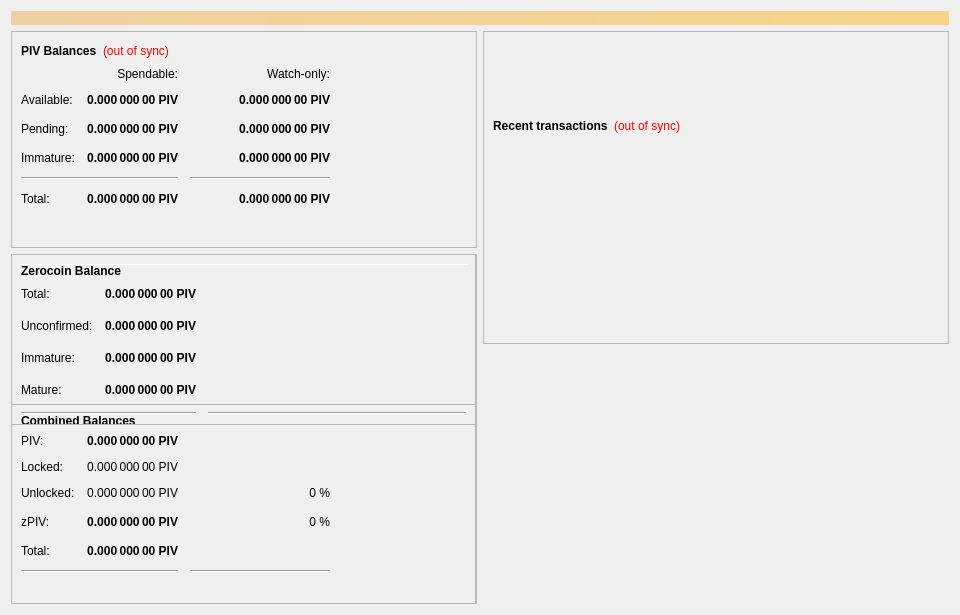
First picture: the form in src/qt/forms/overviewpage.ui, repository EULO-Project/EULO, before the edit.
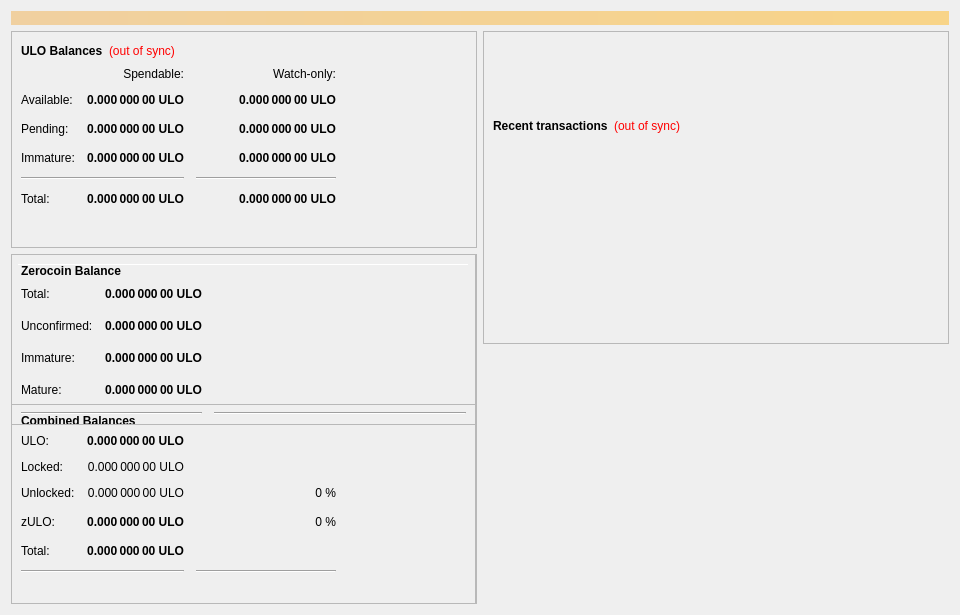
Second picture: the form after the edit.

```diff
--- a/src/qt/forms/overviewpage.ui
+++ b/src/qt/forms/overviewpage.ui
@@ -60,7 +60,7 @@
                </font>
               </property>
               <property name="text">
-               <string>PIV Balances</string>
+               <string>ULO Balances</string>
               </property>
              </widget>
             </item>
@@ -118,7 +118,7 @@
                <string>Unconfirmed transactions to watch-only addresses</string>
               </property>
               <property name="text">
-               <string notr="true">0.000 000 00 PIV</string>
+               <string notr="true">0.000 000 00 ULO</string>
               </property>
               <property name="alignment">
                <set>Qt::AlignRight|Qt::AlignTrailing|Qt::AlignVCenter</set>
@@ -143,7 +143,7 @@
                <string>Total of transactions that have yet to be confirmed, and do not yet count toward the spendable balance</string>
               </property>
               <property name="text">
-               <string notr="true">0.000 000 00 PIV</string>
+               <string notr="true">0.000 000 00 ULO</string>
               </property>
               <property name="alignment">
                <set>Qt::AlignRight|Qt::AlignTrailing|Qt::AlignVCenter</set>
@@ -168,7 +168,7 @@
                <string>Staked or masternode rewards in watch-only addresses that has not yet matured</string>
               </property>
               <property name="text">
-               <string notr="true">0.000 000 00 PIV</string>
+               <string notr="true">0.000 000 00 ULO</string>
               </property>
               <property name="alignment">
                <set>Qt::AlignRight|Qt::AlignTrailing|Qt::AlignVCenter</set>
@@ -226,7 +226,7 @@
                <string>Staked or masternode rewards that has not yet matured</string>
               </property>
               <property name="text">
-               <string notr="true">0.000 000 00 PIV</string>
+               <string notr="true">0.000 000 00 ULO</string>
               </property>
               <property name="alignment">
                <set>Qt::AlignRight|Qt::AlignTrailing|Qt::AlignVCenter</set>
@@ -271,7 +271,7 @@
                <string>Your current total balance</string>
               </property>
               <property name="text">
-               <string notr="true">0.000 000 00 PIV</string>
+               <string notr="true">0.000 000 00 ULO</string>
               </property>
               <property name="alignment">
                <set>Qt::AlignRight|Qt::AlignTrailing|Qt::AlignVCenter</set>
@@ -296,7 +296,7 @@
                <string>Current total balance in watch-only addresses</string>
               </property>
               <property name="text">
-               <string notr="true">0.000 000 00 PIV</string>
+               <string notr="true">0.000 000 00 ULO</string>
               </property>
               <property name="alignment">
                <set>Qt::AlignRight|Qt::AlignTrailing|Qt::AlignVCenter</set>
@@ -338,7 +338,7 @@
                <string>Your current spendable balance</string>
               </property>
               <property name="text">
-               <string notr="true">0.000 000 00 PIV</string>
+               <string notr="true">0.000 000 00 ULO</string>
               </property>
               <property name="alignment">
                <set>Qt::AlignRight|Qt::AlignTrailing|Qt::AlignVCenter</set>
@@ -363,7 +363,7 @@
                <string>Your current balance in watch-only addresses</string>
               </property>
               <property name="text">
-               <string notr="true">0.000 000 00 PIV</string>
+               <string notr="true">0.000 000 00 ULO</string>
               </property>
               <property name="alignment">
                <set>Qt::AlignRight|Qt::AlignTrailing|Qt::AlignVCenter</set>
@@ -963,7 +963,7 @@
                 <string>Total of transactions that have yet to be confirmed, and do not yet count toward the spendable balance</string>
                </property>
                <property name="text">
-                <string notr="true">0.000 000 00 PIV</string>
+                <string notr="true">0.000 000 00 ULO</string>
                </property>
                <property name="alignment">
                 <set>Qt::AlignRight|Qt::AlignTrailing|Qt::AlignVCenter</set>
@@ -988,7 +988,7 @@
                 <string>Total Balance, including unconfirmed and immature coins.</string>
                </property>
                <property name="text">
-                <string notr="true">0.000 000 00 PIV</string>
+                <string notr="true">0.000 000 00 ULO</string>
                </property>
                <property name="alignment">
                 <set>Qt::AlignRight|Qt::AlignTrailing|Qt::AlignVCenter</set>
@@ -1021,7 +1021,7 @@
              <item row="1" column="0">
               <widget class="QLabel" name="labelBalanceTextz">
                <property name="text">
-                <string>PIV:</string>
+                <string>ULO:</string>
                </property>
               </widget>
              </item>
@@ -1040,7 +1040,7 @@
                 <string>Your current spendable balance</string>
                </property>
                <property name="text">
-                <string notr="true">0.000 000 00 PIV</string>
+                <string notr="true">0.000 000 00 ULO</string>
                </property>
                <property name="alignment">
                 <set>Qt::AlignRight|Qt::AlignTrailing|Qt::AlignVCenter</set>
@@ -1056,7 +1056,7 @@
                 <string/>
                </property>
                <property name="text">
-                <string>zPIV:</string>
+                <string>zULO:</string>
                </property>
               </widget>
              </item>
@@ -1090,7 +1090,7 @@
                 <string>Locked PIV or Masternode collaterals. These are excluded from zPIV minting.</string>
                </property>
                <property name="text">
-                <string>0.000 000 00 PIV</string>
+                <string>0.000 000 00 ULO</string>
                </property>
                <property name="alignment">
                 <set>Qt::AlignRight|Qt::AlignTrailing|Qt::AlignVCenter</set>
@@ -1123,7 +1123,7 @@
                 <string>Unlocked PIVs. These can be used for zPIV minting.</string>
                </property>
                <property name="text">
-                <string>0.000 000 00 PIV</string>
+                <string>0.000 000 00 ULO</string>
                </property>
                <property name="alignment">
                 <set>Qt::AlignRight|Qt::AlignTrailing|Qt::AlignVCenter</set>
@@ -1234,7 +1234,7 @@
                 <string>All available zPIV, unconfirmed and immature zPIV included.</string>
                </property>
                <property name="text">
-                <string notr="true">0.000 000 00 PIV</string>
+                <string notr="true">0.000 000 00 ULO</string>
                </property>
                <property name="alignment">
                 <set>Qt::AlignRight|Qt::AlignTrailing|Qt::AlignVCenter</set>
@@ -1312,7 +1312,7 @@
 These zPIV are spendable.</string>
                </property>
                <property name="text">
-                <string>0.000 000 00 PIV</string>
+                <string>0.000 000 00 ULO</string>
                </property>
                <property name="alignment">
                 <set>Qt::AlignRight|Qt::AlignTrailing|Qt::AlignVCenter</set>
@@ -1343,7 +1343,7 @@
 Immature: confirmed, but less than 3 mints of the same denomination after it was minted</string>
                </property>
                <property name="text">
-                <string>0.000 000 00 PIV</string>
+                <string>0.000 000 00 ULO</string>
                </property>
                <property name="alignment">
                 <set>Qt::AlignRight|Qt::AlignTrailing|Qt::AlignVCenter</set>
@@ -1387,7 +1387,7 @@
 Immature: confirmed, but less than 3 mints of the same denomination after it was minted</string>
                </property>
                <property name="text">
-                <string>0.000 000 00 PIV</string>
+                <string>0.000 000 00 ULO</string>
                </property>
                <property name="alignment">
                 <set>Qt::AlignRight|Qt::AlignTrailing|Qt::AlignVCenter</set>
```
Left out of the diff: 26 changed lines with no effect on the pictures.
